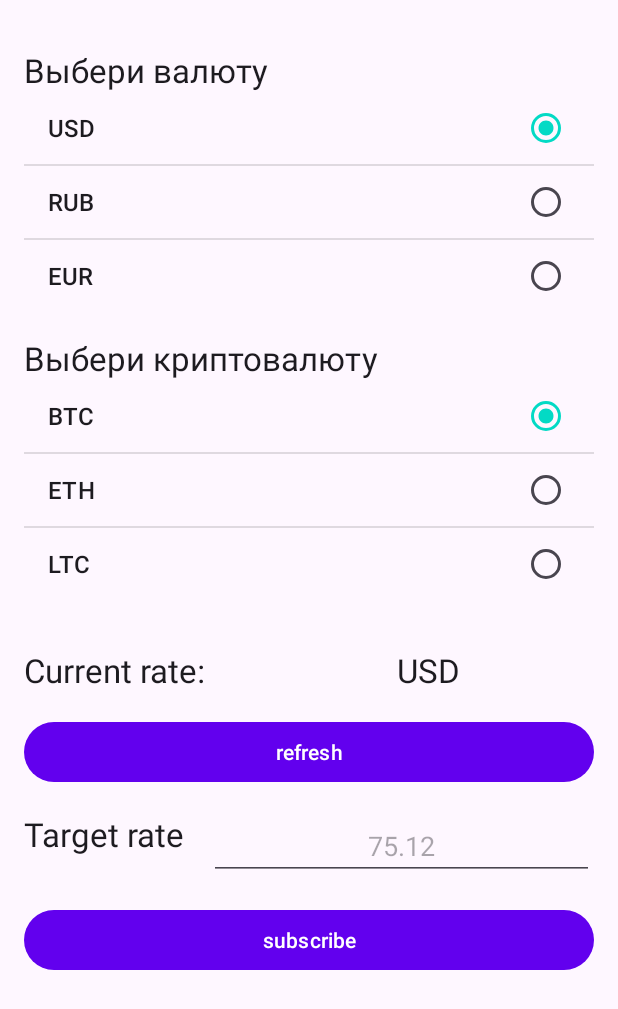
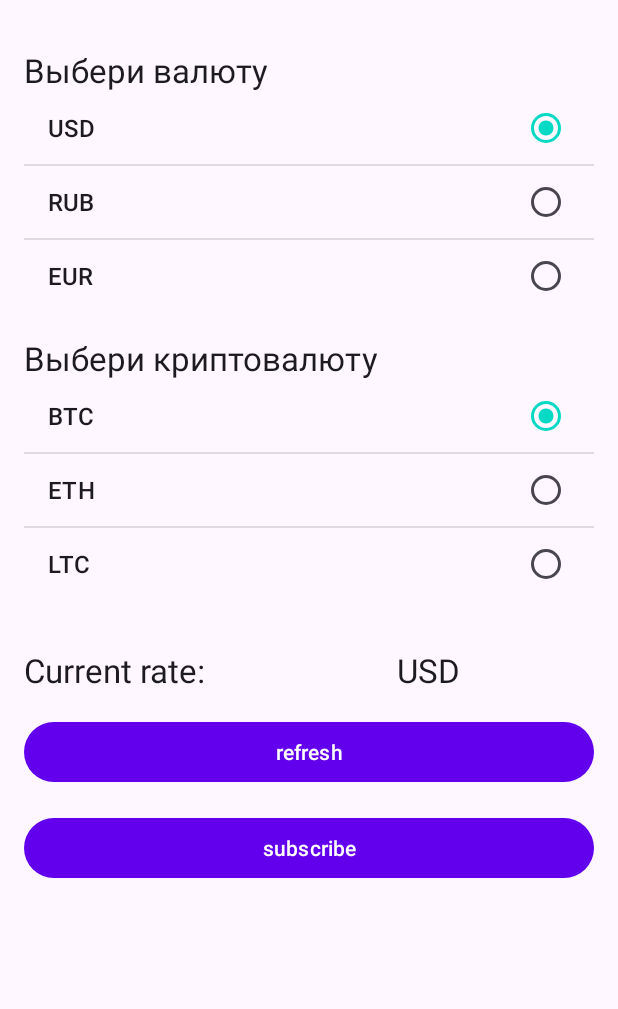
Before and after one commit to Danny1234561111/cryptocurrency, an Android app: the screen it shows after launch (MainActivity), on a phone screen of 412 x 824 dp. Shown: the top 1009 px of the screen. Run offline under Robolectric (Android 15) with nearby library versions, the light colour scheme and no system bars.

Commit message:
first commit

```diff
--- a/app/src/main/java/com/example/getusdservicetemplate/MainActivity.kt
+++ b/app/src/main/java/com/example/getusdservicetemplate/MainActivity.kt
@@ -1,5 +1,9 @@
 package com.example.getusdservicetemplate
 
+import android.app.NotificationChannel
+import android.app.NotificationManager
+import android.content.Context
+import android.os.Build
 import androidx.appcompat.app.AppCompatActivity
 import android.os.Bundle
 import android.view.View
@@ -9,6 +13,8 @@ import android.widget.EditText
 import android.widget.ListView
 import android.widget.TextView
 import android.widget.ArrayAdapter
+import androidx.core.app.NotificationCompat
+import androidx.core.app.NotificationManagerCompat
 import androidx.lifecycle.ViewModelProvider
 import com.google.android.material.snackbar.Snackbar
 private val valuete = arrayOf("USD","RUB","EUR")
@@ -25,6 +31,14 @@ class MainActivity : AppCompatActivity() {
     override fun onCreate(savedInstanceState: Bundle?) {
         super.onCreate(savedInstanceState)
         setContentView(R.layout.activity_main)
+        val CHANNEL_ID = "CHANNEL_ID"
+        val channel = if (Build.VERSION.SDK_INT >= Build.VERSION_CODES.O) {
+            NotificationChannel(CHANNEL_ID,"name", NotificationManager.IMPORTANCE_DEFAULT)
+        } else {
+            TODO("VERSION.SDK_INT < O")
+        }
+
+
         val currencyListView: ListView = findViewById(R.id.listViewCurrency)
         val cryptoListView: ListView = findViewById(R.id.listViewCrypto)
         val adapter = ArrayAdapter(this,android.R.layout.simple_list_item_single_choice,valuete)
@@ -67,7 +81,6 @@ class MainActivity : AppCompatActivity() {
 
     fun initView() {
         textRate = findViewById(R.id.textUsdRubRate)
-        textTargetRate = findViewById(R.id.textTargetRate)
         rootView = findViewById(R.id.rootView)
 
         findViewById<Button>(R.id.btnRefresh).setOnClickListener {
@@ -77,14 +90,11 @@ class MainActivity : AppCompatActivity() {
         findViewById<Button>(R.id.btnSubscribeToRate).setOnClickListener {
             selectedOption2= selectedOption
             selectedOption3= selectedOption1
-            val targetRate = textTargetRate.text.toString()
             val startRate = viewModel.usdRate.value
 
-            if (targetRate.isNotEmpty() && startRate?.isNotEmpty() == true) {
+            if (startRate?.isNotEmpty() == true) {
                 RateCheckService.stopService(this)
-                RateCheckService.startService(this, startRate, targetRate)
-            } else if (targetRate.isEmpty()) {
-                Snackbar.make(rootView, R.string.target_rate_empty, Snackbar.LENGTH_SHORT).show()
+                RateCheckService.startService(this, startRate)
             } else if (startRate.isNullOrEmpty()) {
                 Snackbar.make(rootView, R.string.current_rate_empty, Snackbar.LENGTH_SHORT).show()
             }
--- a/app/src/main/res/layout/activity_main.xml
+++ b/app/src/main/res/layout/activity_main.xml
@@ -88,33 +88,6 @@
         app:layout_constraintTop_toBottomOf="@id/textUsdRubRate"
         android:text="@string/refresh_rate" />
 
-    <!-- Целевой курс -->
-    <!-- Целевой курс -->
-    <TextView
-        android:id="@+id/labelTargetRate"
-        android:layout_width="wrap_content"
-        android:layout_height="wrap_content"
-        android:layout_marginStart="16dp"
-        android:layout_marginTop="16dp"
-        android:text="@string/target_rate"
-        app:layout_constraintStart_toStartOf="parent"
-        app:layout_constraintTop_toBottomOf="@id/btnRefresh"
-        android:textAppearance="@style/TextAppearance.AppCompat.Large" />
-
-    <EditText
-        android:id="@+id/textTargetRate"
-        android:layout_width="0dp"
-        android:layout_height="wrap_content"
-        android:layout_marginStart="16dp"
-        android:layout_marginTop="16dp"
-        android:layout_marginEnd="16dp"
-        android:gravity="center"
-        android:hint="75.12"
-        android:inputType="numberDecimal"
-        app:layout_constraintTop_toBottomOf="@id/btnRefresh"
-        app:layout_constraintEnd_toEndOf="parent"
-        app:layout_constraintStart_toEndOf="@id/labelTargetRate" />
-
 
     <!-- Кнопка подписки -->
     <Button
@@ -124,7 +97,7 @@
         android:layout_margin="16dp"
         app:layout_constraintStart_toStartOf="parent"
         app:layout_constraintEnd_toEndOf="parent"
-        app:layout_constraintTop_toBottomOf="@id/textTargetRate"
+        app:layout_constraintTop_toBottomOf="@id/btnRefresh"
         android:text="@string/subscribe" />
 
 </androidx.constraintlayout.widget.ConstraintLayout>
```
Also changed, not shown: app/src/main/AndroidManifest.xml (+13 -1 lines), app/src/main/java/com/example/getusdservicetemplate/MyIntentService.kt (added, +101 -0 lines), app/src/main/java/com/example/getusdservicetemplate/MyService.kt (added, +12 -0 lines), app/src/main/java/com/example/getusdservicetemplate/RateCheckService.kt (+64 -28 lines), app/src/main/res/drawable/cat.png (added).
